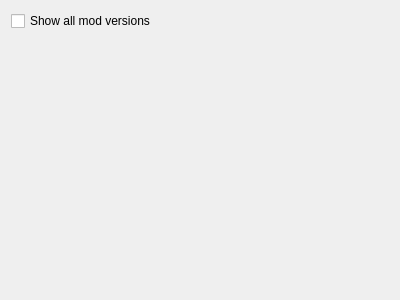
Old version of the form ui/settings_versions.ui in the repository ngld/old-knossos.
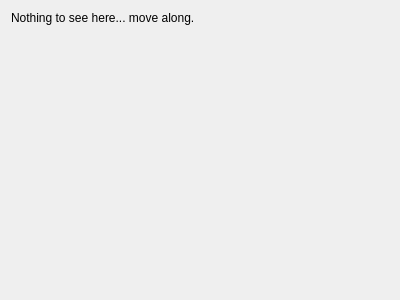
New version of the form.

Patch:
```diff
--- a/ui/settings_versions.ui
+++ b/ui/settings_versions.ui
@@ -15,9 +15,9 @@
   </property>
   <layout class="QVBoxLayout" name="verticalLayout">
    <item>
-    <widget class="QCheckBox" name="allModVersions">
+    <widget class="QLabel" name="label">
      <property name="text">
-      <string>Show all mod versions</string>
+      <string>Nothing to see here... move along.</string>
      </property>
     </widget>
    </item>
```
